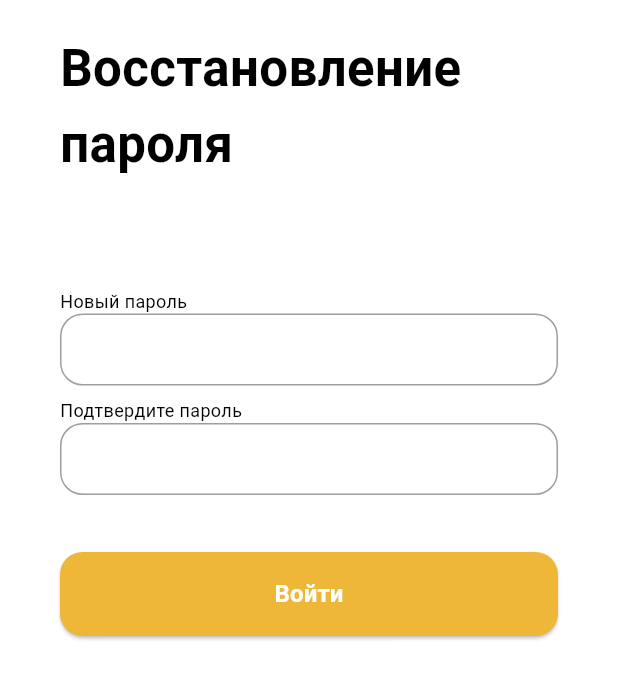
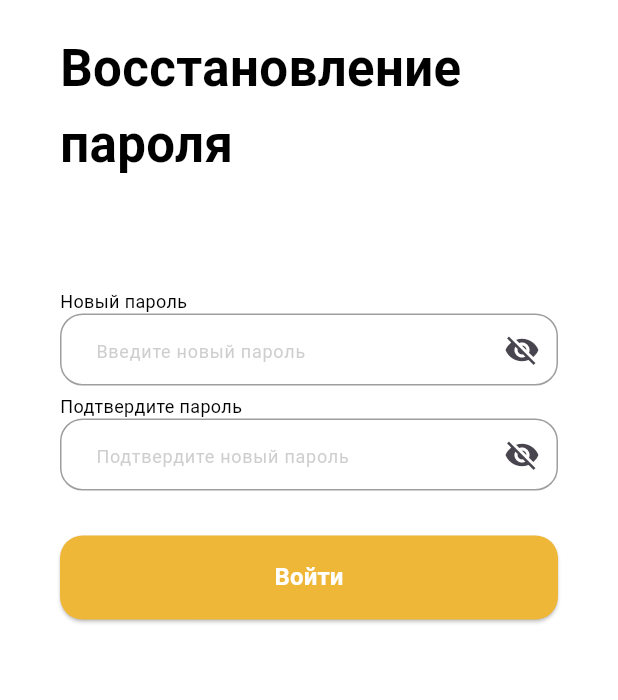
Before and after one commit to warja256/PawPick, a Flutter app: the CodeInput screen opened directly, after a tap on "Создать новый пароль", on a phone screen of 412 x 824 dp, the part 171-871 px from its top. Run offline on Flutter 3.47's test engine with Material 3 defaults, Android fonts, the phone set to English and light mode, and no system bars; our stand-ins replace flutter_card_swiper.

Commit message:
Уменьшены отступы в ии ассистенте, добавлены подсказки ввода пароля при авторизации

```diff
--- a/lib/ai_assistant/chat.dart
+++ b/lib/ai_assistant/chat.dart
@@ -14,7 +14,7 @@ class AiChat extends StatelessWidget {
           child: Column(
             crossAxisAlignment: CrossAxisAlignment.start,
             children: [
-              const SizedBox(height: 90),
+              const SizedBox(height: 60),
               Center(
                 child: Image.asset(
                   'assets/ai_pics/pet_1.png',
--- a/lib/ai_assistant/onboarding_ai_1.dart
+++ b/lib/ai_assistant/onboarding_ai_1.dart
@@ -14,7 +14,7 @@ class AiFirstOnboarding extends StatelessWidget {
           child: Column(
             crossAxisAlignment: CrossAxisAlignment.start,
             children: [
-              const SizedBox(height: 90),
+              const SizedBox(height: 60),
               Center(
                 child: Image.asset(
                   'assets/ai_pics/pet_1.png',
--- a/lib/ai_assistant/onboarding_ai_2.dart
+++ b/lib/ai_assistant/onboarding_ai_2.dart
@@ -14,7 +14,7 @@ class AiSecondOnboarding extends StatelessWidget {
           child: Column(
             crossAxisAlignment: CrossAxisAlignment.start,
             children: [
-              const SizedBox(height: 90),
+              const SizedBox(height: 60),
               Center(
                 child: Image.asset(
                   'assets/ai_pics/pet_1.png',
--- a/lib/auth/change_password.dart
+++ b/lib/auth/change_password.dart
@@ -97,7 +97,11 @@ class ChangePasswordScreen extends StatelessWidget {
                     height: 56,
                     child: TextField(
                       decoration: InputDecoration(
-                        hintText: '',
+                        hintText: 'Например, example@mail.com',
+                        hintStyle: TextStyle(
+                          color: Colors.grey.withOpacity(0.5),
+                          fontSize: 12.0,
+                        ),
                         contentPadding: const EdgeInsets.symmetric(
                             horizontal: 20, vertical: 0),
                         border: OutlineInputBorder(
--- a/lib/auth/code_input_screen.dart
+++ b/lib/auth/code_input_screen.dart
@@ -96,7 +96,11 @@ class CodeInput extends StatelessWidget {
                     height: 56,
                     child: TextField(
                       decoration: InputDecoration(
-                        hintText: '',
+                        hintText: 'Введите код',
+                        hintStyle: TextStyle(
+                          color: Colors.grey.withOpacity(0.5),
+                          fontSize: 12.0,
+                        ),
                         contentPadding: const EdgeInsets.symmetric(
                             horizontal: 20, vertical: 0),
                         border: OutlineInputBorder(
--- a/lib/auth/new_password.dart
+++ b/lib/auth/new_password.dart
@@ -1,41 +1,51 @@
 import 'package:flutter/material.dart';
 import 'package:paw_pick/homescreen/homescreen.dart';
 
-//адаптив
-//добавить проверку нового кода на корректность
+class NewPassword extends StatefulWidget {
+  const NewPassword({super.key});
 
-class NewPassword extends StatelessWidget {
-  const NewPassword({super.key});
+  @override
+  State<NewPassword> createState() => _NewPasswordState();
+}
+
+class _NewPasswordState extends State<NewPassword> {
+  bool _obscureText = true;
+  bool _obscureTextConfirm = true;
 
   @override
   Widget build(BuildContext context) {
     return Scaffold(
       body: SafeArea(
         child: SingleChildScrollView(
-          child:
-              Column(crossAxisAlignment: CrossAxisAlignment.start, children: [
+          child: Column(
+            crossAxisAlignment: CrossAxisAlignment.start,
+            children: [
               const SizedBox(height: 70),
               Container(
                 padding: const EdgeInsets.symmetric(horizontal: 40, vertical: 20),
                 alignment: Alignment.centerLeft,
-              child: Text("PAWPICK",
+                child: Text(
+                  "PAWPICK",
                   style: TextStyle(
                     color: Theme.of(context).primaryColor,
                     height: 1.5,
                     fontSize: 16.0,
                     fontWeight: FontWeight.bold,
-                  )),
+                  ),
+                ),
               ),
               Container(
                 padding: const EdgeInsets.symmetric(horizontal: 40),
                 alignment: Alignment.centerLeft,
-              child: const Text("Восстановление пароля",
+                child: const Text(
+                  "Восстановление пароля",
                   style: TextStyle(
                     color: Color(0xFF000000),
                     height: 1.5,
                     fontSize: 34.0,
                     fontWeight: FontWeight.bold,
-                  )),
+                  ),
+                ),
               ),
               const SizedBox(height: 70),
               Padding(
@@ -50,12 +60,16 @@ class NewPassword extends StatelessWidget {
                         color: Colors.black,
                       ),
                     ),
-                  Container(
-                    width: 335,
-                    height: 56,
-                    child: TextField(
+                    Stack(
+                      children: [
+                        TextField(
+                          obscureText: _obscureText,
                           decoration: InputDecoration(
-                        hintText: '',
+                            hintText: 'Введите новый пароль',
+                            hintStyle: TextStyle(
+                            color: Colors.grey.withOpacity(0.5),
+                            fontSize: 12.0,
+                          ),
                             contentPadding: const EdgeInsets.symmetric(
                                 horizontal: 20, vertical: 0),
                             border: OutlineInputBorder(
@@ -68,18 +82,32 @@ class NewPassword extends StatelessWidget {
                             ),
                             focusedBorder: OutlineInputBorder(
                               borderRadius: BorderRadius.circular(15.0),
-                          borderSide:
-                              BorderSide(color: Theme.of(context).primaryColor),
+                              borderSide: BorderSide(
+                                  color: Theme.of(context).primaryColor),
                             ),
                             filled: true,
                             fillColor: Colors.white,
+                            suffixIcon: IconButton(
+                              icon: Icon(
+                                _obscureText
+                                    ? Icons.visibility_off
+                                    : Icons.visibility,
+                              ),
+                              onPressed: () {
+                                setState(() {
+                                  _obscureText = !_obscureText;
+                                });
+                              },
+                            ),
                           ),
                           keyboardType: TextInputType.text,
                         ),
+                      ],
                     ),
                   ],
                 ),
               ),
+              const SizedBox(height: 5),
               Padding(
                 padding: const EdgeInsets.symmetric(horizontal: 40),
                 child: Column(
@@ -92,12 +120,16 @@ class NewPassword extends StatelessWidget {
                         color: Colors.black,
                       ),
                     ),
-                  Container(
-                    width: 335,
-                    height: 56,
-                    child: TextField(
+                    Stack(
+                      children: [
+                        TextField(
+                          obscureText: _obscureTextConfirm,
                           decoration: InputDecoration(
-                        hintText: '',
+                            hintText: 'Подтвердите новый пароль',
+                            hintStyle: TextStyle(
+                              color: Colors.grey.withOpacity(0.5),
+                              fontSize: 12.0,
+                            ),
                             contentPadding: const EdgeInsets.symmetric(
                                 horizontal: 20, vertical: 0),
                             border: OutlineInputBorder(
@@ -110,14 +142,27 @@ class NewPassword extends StatelessWidget {
                             ),
                             focusedBorder: OutlineInputBorder(
                               borderRadius: BorderRadius.circular(15.0),
-                          borderSide:
-                              BorderSide(color: Theme.of(context).primaryColor),
+                              borderSide: BorderSide(
+                                  color: Theme.of(context).primaryColor),
                             ),
                             filled: true,
                             fillColor: Colors.white,
+                            suffixIcon: IconButton(
+                              icon: Icon(
+                                _obscureTextConfirm
+                                    ? Icons.visibility_off
+                                    : Icons.visibility,
+                              ),
+                              onPressed: () {
+                                setState(() {
+                                  _obscureTextConfirm = !_obscureTextConfirm;
+                                });
+                              },
+                            ),
                           ),
                           keyboardType: TextInputType.text,
                         ),
+                      ],
                     ),
                   ],
                 ),
@@ -130,8 +175,10 @@ class NewPassword extends StatelessWidget {
                     Navigator.push(
                       context,
                       PageRouteBuilder(
-                      pageBuilder: (context, animation, secondaryAnimation) => HomePage(),
-                      transitionsBuilder: (context, animation, secondaryAnimation, child) {
+                        pageBuilder: (context, animation, secondaryAnimation) =>
+                            HomePage(),
+                        transitionsBuilder: (context, animation,
+                                secondaryAnimation, child) {
                           return FadeTransition(
                             opacity: animation,
                             child: child,
@@ -158,7 +205,8 @@ class NewPassword extends StatelessWidget {
                   ),
                 ),
               ),
-          ]),
+            ],
+          ),
         ),
       ),
     );
--- a/lib/auth/sign_in.dart
+++ b/lib/auth/sign_in.dart
@@ -220,7 +220,7 @@ class _AuthScreenState extends State<AuthScreen> {
                         controller: _passwordController,
                         obscureText: !_isPasswordVisible,
                         decoration: InputDecoration(
-                          hintText: '',
+                          hintText: 'Введите пароль',
                           hintStyle: TextStyle(
                             color: Colors.grey.withOpacity(0.5),
                             fontSize: 12.0,
@@ -266,7 +266,7 @@ class _AuthScreenState extends State<AuthScreen> {
                     if (_isPasswordError)
                       Text(
                         _passwordErrorMessage,
-                        style: TextStyle(
+                        style: const TextStyle(
                           fontSize: 12.0,
                           color: Colors.red,
                         ),
--- a/lib/favourites/favourites.dart
+++ b/lib/favourites/favourites.dart
@@ -8,6 +8,9 @@ import 'dart:ui';
 
 //стрелка в донате
 //при установке нужных паддингов по 40 не влезает в экран
+//фотография сердечка
+//белый текст видно не на всех фотках
+//карточка усыновленного питомца
 
 Future<List<Animal>> fetchAnimalsFromJson() async {
   try {
```
Lines whose indentation alone changed are shown as unchanged.
